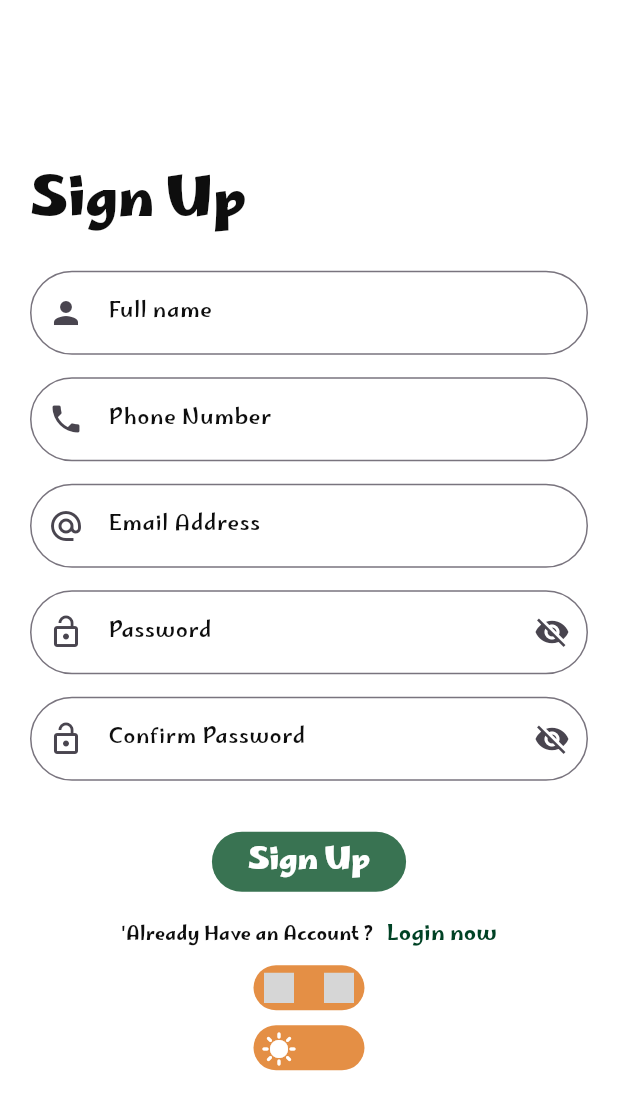
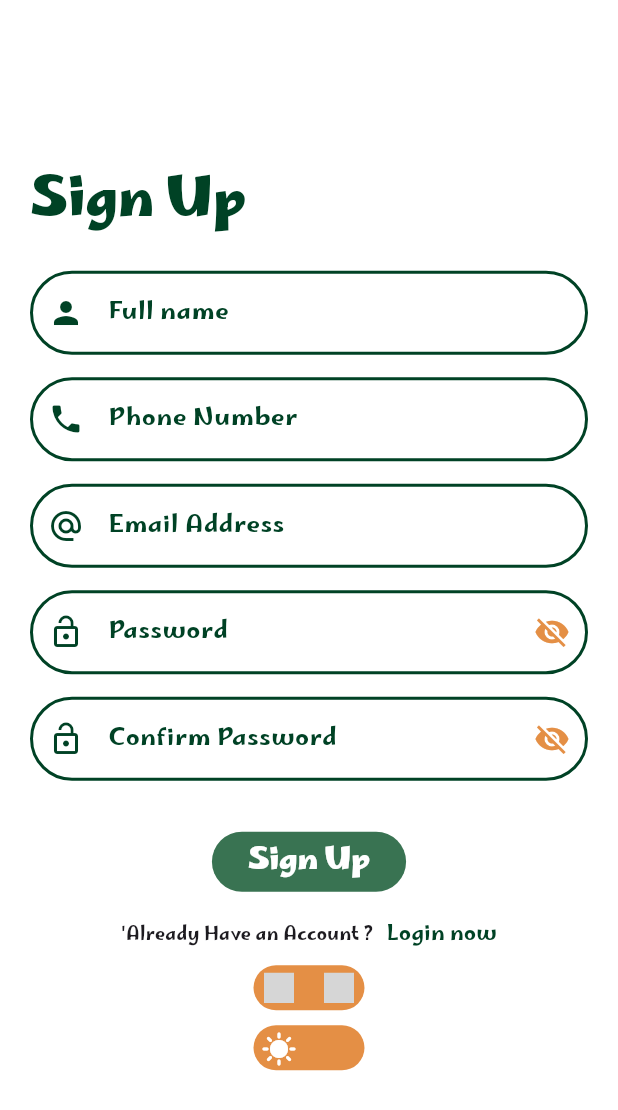
Before and after one commit to roaagawish/sprints_tourist_guide_app, a Flutter app: the screen it shows after launch, on a phone screen of 412 x 824 dp. Shown: the top 1110 px of the screen. Run offline on Flutter 3.47's test engine with Material 3 defaults, Android fonts, the phone set to English and light mode, and no system bars; drawn by our look-alikes of animated_toggle_switch; our stand-ins replace bloc, easy_localization, flutter_bloc, fluttertoast, lottie, shared_preferences; missing offline and left inert: country_flags; grey boxes are pictures that could not be loaded.

Commit message:
finish light theme and dark theme for the entire app.

```diff
--- a/lib/resourses/styles_manager.dart
+++ b/lib/resourses/styles_manager.dart
@@ -1,17 +1,23 @@
 import 'package:flutter/material.dart';
-import 'colors_manager.dart';
 
 class FontConstants {
   static const String fontMarhey = "Marhey";
 }
 
 abstract class Styles {
+  static TextStyle style35Bold() {
+    return const TextStyle(
+      fontFamily: FontConstants.fontMarhey,
+      fontSize: 35,
+      fontWeight: FontWeight.w700,
+    );
+  }
+
   static TextStyle style24Bold() {
     return const TextStyle(
       fontFamily: FontConstants.fontMarhey,
       fontSize: 24,
       fontWeight: FontWeight.w700,
-      color: ColorsManager.black,
     );
   }
 
@@ -20,7 +26,6 @@ abstract class Styles {
       fontFamily: FontConstants.fontMarhey,
       fontSize: 20,
       fontWeight: FontWeight.w700,
-      color: ColorsManager.black,
     );
   }
 
@@ -29,7 +34,14 @@ abstract class Styles {
       fontFamily: FontConstants.fontMarhey,
       fontSize: 18,
       fontWeight: FontWeight.w500,
-      color: ColorsManager.black,
+    );
+  }
+
+  static TextStyle style16Medium() {
+    return const TextStyle(
+      fontFamily: FontConstants.fontMarhey,
+      fontSize: 16,
+      fontWeight: FontWeight.w500,
     );
   }
 
@@ -38,7 +50,6 @@ abstract class Styles {
       fontFamily: FontConstants.fontMarhey,
       fontSize: 14,
       fontWeight: FontWeight.w500,
-      color: ColorsManager.black,
     );
   }
 
@@ -47,7 +58,6 @@ abstract class Styles {
       fontFamily: FontConstants.fontMarhey,
       fontSize: 12,
       fontWeight: FontWeight.w500,
-      color: ColorsManager.black,
     );
   }
 }
--- a/lib/resourses/theme_manager.dart
+++ b/lib/resourses/theme_manager.dart
@@ -19,6 +19,7 @@ ThemeData getlightTheme() {
       shadowColor: ColorsManager.black,
       titleTextStyle: Styles.style20Bold(),
       toolbarTextStyle: Styles.style20Bold(),
+      iconTheme: IconThemeData(color: ColorsManager.white),
       systemOverlayStyle: const SystemUiOverlayStyle(
         statusBarColor: ColorsManager.oliveGreen, // Status bar color
         statusBarIconBrightness: Brightness.dark, // black icons
@@ -28,10 +29,10 @@ ThemeData getlightTheme() {
 
     // text selection theme
     textSelectionTheme: TextSelectionThemeData(
-      cursorColor: ColorsManager.mediumBrown,
+      cursorColor: ColorsManager.darkGreen,
       selectionColor: ColorsManager.grey,
       // Change the handle to blue for the text form field ;)
-      selectionHandleColor: ColorsManager.mediumBrown,
+      selectionHandleColor: ColorsManager.darkGreen,
     ),
 
     // elevated button theme
@@ -60,6 +61,39 @@ ThemeData getlightTheme() {
       color: ColorsManager.black,
       thickness: 2,
     ),
+
+    // text form field theme
+    inputDecorationTheme: InputDecorationTheme(
+      // content padding
+      contentPadding: const EdgeInsets.all(16),
+      hintStyle: Styles.style16Medium(),
+      errorStyle: Styles.style12Medium().copyWith(color: ColorsManager.red),
+      labelStyle: Styles.style16Medium().copyWith(
+        color: ColorsManager.darkGreen,
+      ),
+      suffixIconColor: ColorsManager.lightOrange,
+      prefixIconColor: ColorsManager.darkGreen,
+      //default border
+      border: const OutlineInputBorder(
+          borderSide: BorderSide(color: ColorsManager.darkGreen, width: 2),
+          borderRadius: BorderRadius.all(Radius.circular(50))),
+      // enabled border style
+      enabledBorder: const OutlineInputBorder(
+          borderSide: BorderSide(color: ColorsManager.darkGreen, width: 2),
+          borderRadius: BorderRadius.all(Radius.circular(50))),
+      // focused border style
+      focusedBorder: const OutlineInputBorder(
+          borderSide: BorderSide(color: ColorsManager.darkGreen, width: 2),
+          borderRadius: BorderRadius.all(Radius.circular(50))),
+      // error border style
+      errorBorder: const OutlineInputBorder(
+          borderSide: BorderSide(color: ColorsManager.red, width: 2),
+          borderRadius: BorderRadius.all(Radius.circular(50))),
+      // focused border style
+      focusedErrorBorder: const OutlineInputBorder(
+          borderSide: BorderSide(color: ColorsManager.red, width: 2),
+          borderRadius: BorderRadius.all(Radius.circular(50))),
+    ),
   );
 }
 
@@ -76,9 +110,10 @@ ThemeData getDarkTheme() {
       backgroundColor: ColorsManager.oliveGreen,
       titleSpacing: 0,
       elevation: 0,
-      shadowColor: ColorsManager.black,
+      shadowColor: ColorsManager.goldenSand,
       titleTextStyle: Styles.style20Bold(),
       toolbarTextStyle: Styles.style20Bold(),
+      iconTheme: IconThemeData(color: ColorsManager.white),
       systemOverlayStyle: const SystemUiOverlayStyle(
         statusBarColor: ColorsManager.oliveGreen, // Status bar color
         statusBarIconBrightness: Brightness.dark, // black icons
@@ -90,7 +125,7 @@ ThemeData getDarkTheme() {
     textSelectionTheme: TextSelectionThemeData(
       cursorColor: ColorsManager.mediumBrown,
       selectionColor: ColorsManager.grey,
-      // Change the handle to blue for the text form field ;)
+      // Change the handle to mediumBrown for the text form field ;)
       selectionHandleColor: ColorsManager.mediumBrown,
     ),
 
@@ -110,15 +145,48 @@ ThemeData getDarkTheme() {
     cardTheme: CardTheme(
       elevation: 4,
       clipBehavior: Clip.hardEdge,
-      color: ColorsManager.creamyBeige,
-      shadowColor: ColorsManager.black,
+      color: ColorsManager.mediumBrown,
+      shadowColor: ColorsManager.goldenSand,
       shape: RoundedRectangleBorder(borderRadius: BorderRadius.circular(12)),
     ),
 
     //divider theme
     dividerTheme: const DividerThemeData(
-      color: ColorsManager.black,
+      color: ColorsManager.white,
       thickness: 2,
+    ),
+
+    // text form field theme
+    inputDecorationTheme: InputDecorationTheme(
+      // content padding
+      contentPadding: const EdgeInsets.all(16),
+      hintStyle: Styles.style16Medium(),
+      errorStyle: Styles.style12Medium().copyWith(color: ColorsManager.red),
+      labelStyle: Styles.style16Medium().copyWith(
+        color: ColorsManager.lightOrange,
+      ),
+      suffixIconColor: ColorsManager.white,
+      prefixIconColor: ColorsManager.lightOrange,
+      //default border
+      border: const OutlineInputBorder(
+          borderSide: BorderSide(color: ColorsManager.lightOrange, width: 2),
+          borderRadius: BorderRadius.all(Radius.circular(50))),
+      // enabled border style
+      enabledBorder: const OutlineInputBorder(
+          borderSide: BorderSide(color: ColorsManager.lightOrange, width: 2),
+          borderRadius: BorderRadius.all(Radius.circular(50))),
+      // focused border style
+      focusedBorder: const OutlineInputBorder(
+          borderSide: BorderSide(color: ColorsManager.lightOrange, width: 2),
+          borderRadius: BorderRadius.all(Radius.circular(50))),
+      // error border style
+      errorBorder: const OutlineInputBorder(
+          borderSide: BorderSide(color: ColorsManager.red, width: 2),
+          borderRadius: BorderRadius.all(Radius.circular(50))),
+      // focused border style
+      focusedErrorBorder: const OutlineInputBorder(
+          borderSide: BorderSide(color: ColorsManager.red, width: 2),
+          borderRadius: BorderRadius.all(Radius.circular(50))),
     ),
   );
 }
--- a/lib/screens/01_auth_screens/login_screen.dart
+++ b/lib/screens/01_auth_screens/login_screen.dart
@@ -1,9 +1,11 @@
 import 'package:flutter/material.dart';
+import 'package:provider/provider.dart';
 import '../../resourses/colors_manager.dart';
 import '../../app/app_prefs.dart';
 import '../../resourses/routes_manager.dart';
 import '../../resourses/styles_manager.dart';
 import 'package:easy_localization/easy_localization.dart';
+import '../02_home/blocs/theme_bloc/theme_bloc.dart';
 import '../02_home/widgets/language_toggle_switch.dart';
 import '../02_home/widgets/theme_toggle_switch.dart';
 import 'widgets/flutter_toast.dart';
@@ -107,7 +109,12 @@ class _LoginScreenState extends State<LoginScreen> {
                             : Alignment.centerLeft,
                         child: Text(
                           tr("login.login"),
-                          style: Styles.style24Bold().copyWith(fontSize: 35),
+                          style: Styles.style35Bold().copyWith(
+                              color:
+                                  context.read<ThemeBloc>().state.themeMode ==
+                                          ThemeMode.light
+                                      ? ColorsManager.darkGreen
+                                      : ColorsManager.lightOrange),
                         ),
                       ),
                       const SizedBox(height: 20),
@@ -156,8 +163,14 @@ class _LoginScreenState extends State<LoginScreen> {
                               ),
                               TextSpan(
                                 text: tr("login.registerNow"),
-                                style: Styles.style14Medium()
-                                    .copyWith(color: ColorsManager.darkGreen),
+                                style: Styles.style14Medium().copyWith(
+                                    color: context
+                                                .read<ThemeBloc>()
+                                                .state
+                                                .themeMode ==
+                                            ThemeMode.light
+                                        ? ColorsManager.darkGreen
+                                        : ColorsManager.lightOrange),
                               ),
                             ]),
                           ),
--- a/lib/screens/01_auth_screens/sign_up_screen.dart
+++ b/lib/screens/01_auth_screens/sign_up_screen.dart
@@ -1,9 +1,11 @@
 import 'package:easy_localization/easy_localization.dart';
 import 'package:flutter/material.dart';
+import 'package:provider/provider.dart';
 import '../../resourses/colors_manager.dart';
 import '../../app/app_prefs.dart';
 import '../../resourses/routes_manager.dart';
 import '../../resourses/styles_manager.dart';
+import '../02_home/blocs/theme_bloc/theme_bloc.dart';
 import '../02_home/widgets/language_toggle_switch.dart';
 import '../02_home/widgets/theme_toggle_switch.dart';
 import 'widgets/flutter_toast.dart';
@@ -137,7 +139,12 @@ class _SignUpScreenState extends State<SignUpScreen> {
                             : Alignment.centerLeft,
                         child: Text(
                           tr("signup.signUp"),
-                          style: Styles.style24Bold().copyWith(fontSize: 35),
+                          style: Styles.style35Bold().copyWith(
+                              color:
+                                  context.read<ThemeBloc>().state.themeMode ==
+                                          ThemeMode.light
+                                      ? ColorsManager.darkGreen
+                                      : ColorsManager.lightOrange),
                         ),
                       ),
                       const SizedBox(height: 20),
@@ -212,8 +219,14 @@ class _SignUpScreenState extends State<SignUpScreen> {
                             ),
                             TextSpan(
                               text: tr("signup.goToLoginPage"),
-                              style: Styles.style14Medium()
-                                  .copyWith(color: ColorsManager.darkGreen),
+                              style: Styles.style14Medium().copyWith(
+                                  color: context
+                                              .read<ThemeBloc>()
+                                              .state
+                                              .themeMode ==
+                                          ThemeMode.light
+                                      ? ColorsManager.darkGreen
+                                      : ColorsManager.lightOrange),
                             ),
                           ]),
                         ),
--- a/lib/screens/01_auth_screens/widgets/text_form_field.dart
+++ b/lib/screens/01_auth_screens/widgets/text_form_field.dart
@@ -1,5 +1,4 @@
 import 'package:flutter/material.dart';
-import '../../../resourses/colors_manager.dart';
 import '../../../resourses/styles_manager.dart';
 
 class CustomTextFormField extends StatefulWidget {
@@ -27,27 +26,15 @@ class CustomTextFormField extends StatefulWidget {
 class CustomTextFormFieldState extends State<CustomTextFormField> {
   bool _obscureText = true;
 
-  TextStyle testFieldStyle =
-      Styles.style14Medium().copyWith(fontWeight: FontWeight.normal);
-
   @override
   Widget build(BuildContext context) {
     return TextFormField(
       controller: widget.controller,
       obscureText: widget.isPasswordField ? _obscureText : false,
       obscuringCharacter: widget.isPasswordField ? "*" : " ",
+      style: Styles.style16Medium(),
       decoration: InputDecoration(
-        hoverColor: ColorsManager.mediumGreen,
-        focusColor: ColorsManager.mediumGreen,
-        border: OutlineInputBorder(
-          borderRadius: BorderRadius.circular(50),
-        ),
-        focusedBorder: OutlineInputBorder(
-          borderRadius: BorderRadius.circular(50),
-          borderSide: BorderSide(color: ColorsManager.darkGreen),
-        ),
         labelText: widget.labelText,
-        labelStyle: testFieldStyle,
         prefixIcon: widget.prefixIcon,
         suffixIcon: widget.isPasswordField
             ? IconButton(
```
